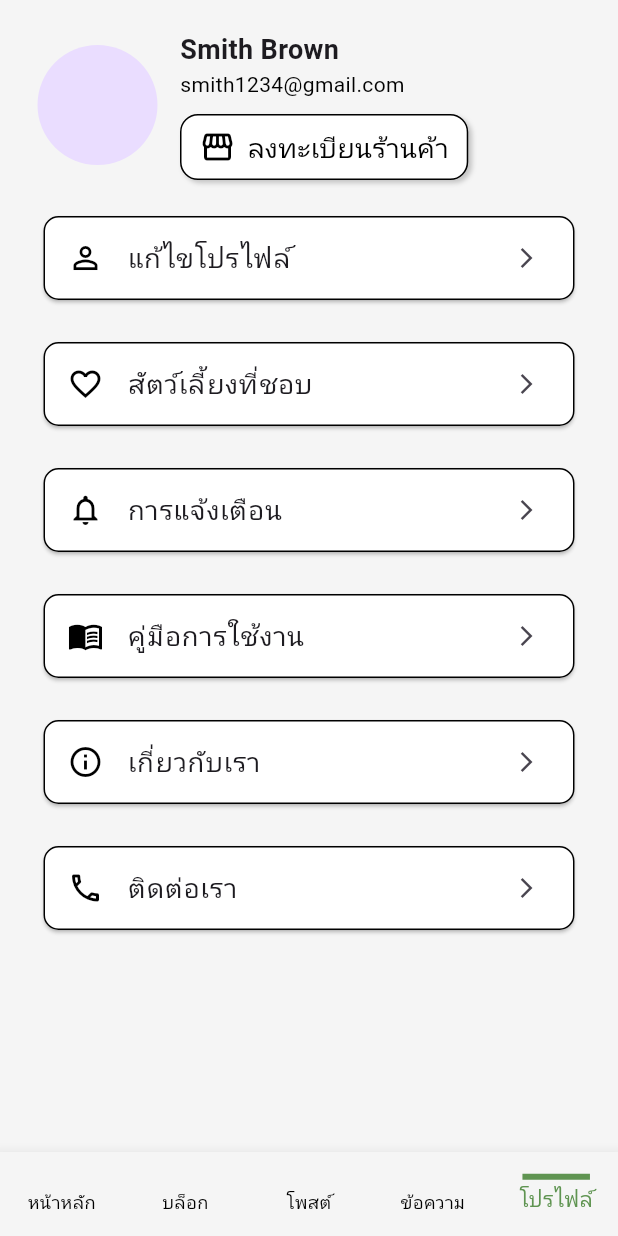
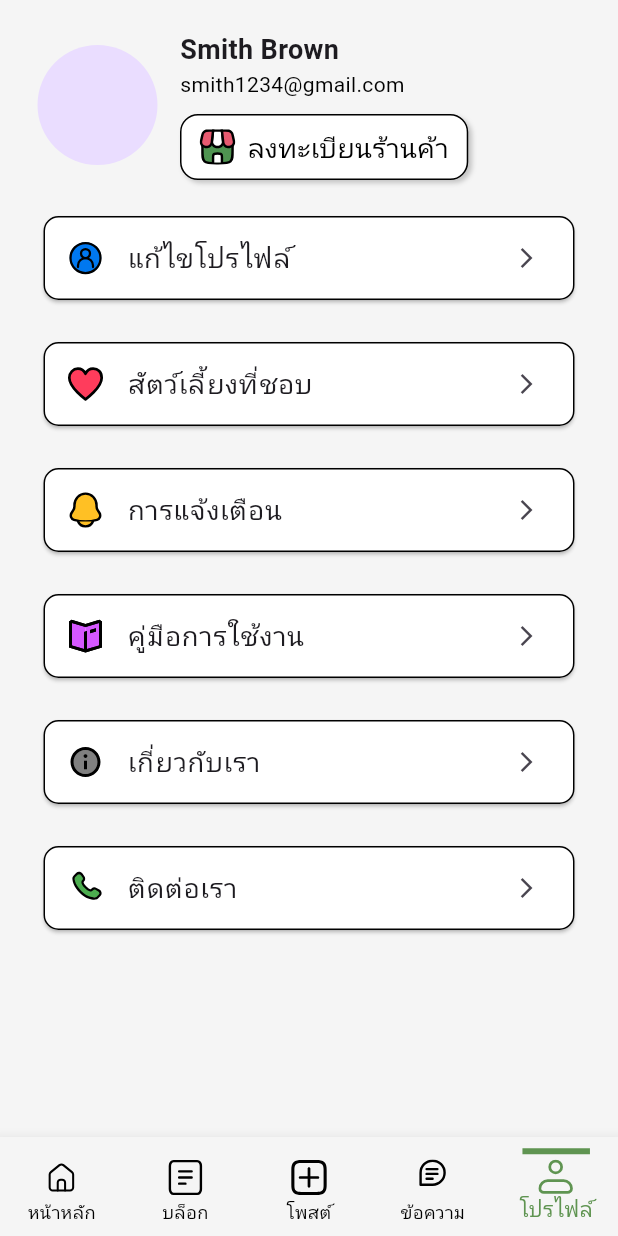
Before and after one commit to kanggarr/petvillage_app, a Flutter app: the screen it shows after launch, item 5 of the bottom bar chosen, on a phone screen of 412 x 824 dp. Run offline on Flutter 3.47's test engine with Material 3 defaults, Android fonts, the light colour scheme and no system bars; our stand-ins replace dropdown_button2, flutter_svg, stacked, stacked_services, stacked_shared.

Commit message:
update icon

```diff
--- a/lib/ui/common/assets.dart
+++ b/lib/ui/common/assets.dart
@@ -16,6 +16,19 @@ class Assets {
 
   static String assetsIconsPawIcon = 'assets/icons/paw_icon.svg';
 
+  static String assetsIconsShopIcon = 'assets/icons/shop_icon.svg';
+
+  static String assetsIconsEditProfileIcon =
+      'assets/icons/edit_profile_icon.svg';
+
+  static String assetsIconsFavoriteIcon = 'assets/icons/favorite_icon.svg';
+
+  static String assetsIconsUserManualIcon = 'assets/icons/user_manual_icon.svg';
+
+  static String assetsIconsAboutUsIcon = 'assets/icons/info_icon.svg';
+
+  static String assetsIconsPhoneIcon = 'assets/icons/phone_icon.svg';
+
   static String assetsIconsDogIcon = 'assets/icons/dog_icon.svg';
 
   static String assetsIconsCatIcon = 'assets/icons/cat_icon.svg';
--- a/lib/ui/views/home/home_view.dart
+++ b/lib/ui/views/home/home_view.dart
@@ -18,9 +18,53 @@ class HomeView extends StackedView<HomeViewModel> {
   ) {
     return Scaffold(
       appBar: AppBar(
-        title: const Text('สวัสดี, ผู้ใช้งาน'),
-        actions: [SvgPicture.asset(Assets.assetsIconsNotificationIcon)],
+        backgroundColor: const Color(0xFFF5F5F5),
+        automaticallyImplyLeading: false,
+        title: Row(
+          mainAxisAlignment: MainAxisAlignment.spaceBetween,
+          children: [
+            const Row(
+              children: [
+                CircleAvatar(
+                  radius: 24,
+                  backgroundImage: AssetImage(
+                      'assets/images/avatar.png'), // TODO: รอเอารูปจาก database
+                ),
+                SizedBox(width: 12),
+                Column(
+                  crossAxisAlignment: CrossAxisAlignment.start,
+                  children: [
+                    Text(
+                      'Hi, Smith', // TODO: รอชื่อจาก database
+                      style: TextStyle(
+                        fontSize: 20,
+                        fontWeight: FontWeight.bold,
+                        color: Colors.black,
+                      ),
+                    ),
+                    Text(
+                      'General user',
+                      style: TextStyle(
+                        fontSize: 14,
+                        color: Colors.grey,
+                      ),
+                    ),
+                  ],
+                ),
+              ],
+            ),
+            GestureDetector(
+              onTap: () {},
+              child: SvgPicture.asset(
+                Assets.assetsIconsNotificationIcon,
+                width: 24,
+                height: 24,
+              ),
+            ),
+          ],
+        ),
       ),
+      backgroundColor: const Color(0xFFF5F5F5),
       body: Padding(
         padding: const EdgeInsets.all(16.0),
         child: Column(
@@ -97,40 +141,14 @@ class HomeView extends StackedView<HomeViewModel> {
                 ),
                 itemCount: 8,
                 itemBuilder: (context, index) {
-                  return _buildCard();
+                  return PetCard(
+                    onPressed: viewModel.navigateToPetDetail,
+                  );
                 },
               ),
             ),
           ],
         ),
-      ),
-    );
-  }
-
-  Widget _categoryIcon(IconData icon, String label, Color color) {
-    return Column(
-      children: [
-        CircleAvatar(
-          backgroundColor: color,
-          radius: 24,
-          child: Icon(icon, color: Colors.white),
-        ),
-        const SizedBox(height: 8),
-        Text(label),
-      ],
-    );
-  }
-
-  Widget _buildCard() {
-    return const Card(
-      elevation: 4,
-      child: Column(
-        mainAxisAlignment: MainAxisAlignment.center,
-        children: [
-          Icon(Icons.image, size: 40),
-          SizedBox(height: 8),
-          Text('...ข้อมูลเพิ่มเติม...', textAlign: TextAlign.center),
-        ],
       ),
     );
   }
--- a/lib/ui/views/main/main_view.dart
+++ b/lib/ui/views/main/main_view.dart
@@ -46,13 +46,13 @@ class MainView extends StackedView<MainViewModel> {
                       ),
                     )
                   else
-                    const SizedBox(height: 8), // เว้นช่องว่างให้เท่ากัน
-                  // SvgPicture.asset(
-                  //   viewModel.pagesIcon[index],
-                  //   // color: isSelected ? Color(0xFF5F9451) : Colors.black,s
-                  //   height: 24,
-                  //   width: 24,
-                  // ),
+                    const SizedBox(height: 8),
+                  SvgPicture.asset(
+                    viewModel.pagesIcon[index],
+                    color: isSelected ? const Color(0xFF5F9451) : Colors.black,
+                    height: 24,
+                    width: 24,
+                  ),
                 ],
               ),
               label: viewModel.pagesLabel[index],
--- a/lib/ui/views/main/main_viewmodel.dart
+++ b/lib/ui/views/main/main_viewmodel.dart
@@ -1,4 +1,5 @@
 import 'package:flutter/material.dart';
+import 'package:petvillage_app/ui/common/assets.dart';
 import 'package:petvillage_app/ui/views/blog/blog_view.dart';
 import 'package:petvillage_app/ui/views/home/home_view.dart';
 import 'package:petvillage_app/ui/views/message/message_view.dart';
@@ -23,13 +24,13 @@ class MainViewModel extends BaseViewModel {
     'โปรไฟล์'
   ];
 
-  // List<String> pagesIcon = [
-  //   'assets/icons/home_icon.svg',
-  //   'assets/icons/blog_icon.svg',
-  //   'assets/icons/post_icon.svg',
-  //   'assets/icons/message_icon.svg',
-  //   'assets/icons/profile_icon.svg',
-  // ];
+  List<String> pagesIcon = [
+    Assets.assetsIconsHomeIcon,
+    Assets.assetsIconsBlogIcon,
+    Assets.assetsIconsPostIcon,
+    Assets.assetsIconsMessageIcon,
+    Assets.assetsIconsProfileIcon
+  ];
 
   int _currentPage = 0;
 
--- a/lib/ui/views/profile/profile_view.dart
+++ b/lib/ui/views/profile/profile_view.dart
@@ -1,4 +1,5 @@
 import 'package:flutter/material.dart';
+import 'package:petvillage_app/ui/common/assets.dart';
 import 'package:petvillage_app/ui/widgets/profile_header.dart';
 import 'package:petvillage_app/ui/widgets/profile_menu.dart';
 import 'package:stacked/stacked.dart';
@@ -14,7 +15,7 @@ class ProfileView extends StackedView<ProfileViewModel> {
     Widget? child,
   ) {
     return Scaffold(
-      backgroundColor: Color(0xFFF5F5F5),
+      backgroundColor: const Color(0xFFF5F5F5),
       body: SafeArea(
         child: Padding(
           padding: const EdgeInsets.symmetric(horizontal: 25.0),
@@ -24,37 +25,37 @@ class ProfileView extends StackedView<ProfileViewModel> {
               const ProfileHeader(),
               const SizedBox(height: 20),
               ProfileMenuItem(
-                icon: Icons.person_outline,
+                icon: Assets.assetsIconsEditProfileIcon,
                 title: "แก้ไขโปรไฟล์",
                 onPressed: viewModel.navigateToEditProfile,
               ),
               const SizedBox(height: 20),
               ProfileMenuItem(
-                icon: Icons.favorite_border,
+                icon: Assets.assetsIconsFavoriteIcon,
                 title: "สัตว์เลี้ยงที่ชอบ",
                 onPressed: () {},
               ),
               const SizedBox(height: 20),
               ProfileMenuItem(
-                icon: Icons.notifications_outlined,
+                icon: Assets.assetsIconsNotificationIcon,
                 title: "การแจ้งเตือน",
                 onPressed: () {},
               ),
               const SizedBox(height: 20),
               ProfileMenuItem(
-                icon: Icons.menu_book_outlined,
+                icon: Assets.assetsIconsUserManualIcon,
                 title: "คู่มือการใช้งาน",
                 onPressed: () {},
               ),
               const SizedBox(height: 20),
               ProfileMenuItem(
-                icon: Icons.info_outline,
+                icon: Assets.assetsIconsAboutUsIcon,
                 title: "เกี่ยวกับเรา",
                 onPressed: () {},
               ),
               const SizedBox(height: 20),
               ProfileMenuItem(
-                icon: Icons.phone_outlined,
+                icon: Assets.assetsIconsPhoneIcon,
                 title: "ติดต่อเรา",
                 onPressed: () {},
               ),
--- a/lib/ui/widgets/profile_menu.dart
+++ b/lib/ui/widgets/profile_menu.dart
@@ -1,7 +1,8 @@
 import 'package:flutter/material.dart';
+import 'package:flutter_svg/svg.dart';
 
 class ProfileMenuItem extends StatelessWidget {
-  final IconData icon;
+  final String icon;
   final String title;
   final VoidCallback onPressed;
 
@@ -21,7 +22,7 @@ class ProfileMenuItem extends StatelessWidget {
         side: const BorderSide(color: Color(0xFF000000)),
       ),
       child: ListTile(
-        leading: Icon(icon, color: Colors.black),
+        leading: SvgPicture.asset(icon, width: 24, height: 24),
         title: Text(
           title,
           style: const TextStyle(fontSize: 18),
--- a/lib/ui/widgets/profile_register_store.dart
+++ b/lib/ui/widgets/profile_register_store.dart
@@ -1,4 +1,6 @@
 import 'package:flutter/material.dart';
+import 'package:flutter_svg/svg.dart';
+import 'package:petvillage_app/ui/common/assets.dart';
 
 class RegisterStoreButton extends StatelessWidget {
   final VoidCallback onTap;
@@ -17,18 +19,18 @@ class RegisterStoreButton extends StatelessWidget {
           border: Border.all(color: Colors.black, width: 1),
           boxShadow: [
             BoxShadow(
-              color: Color(0xFF000000).withOpacity(0.2),
+              color: const Color(0xFF000000).withOpacity(0.2),
               offset: const Offset(2, 2),
               blurRadius: 2,
             ),
           ],
         ),
-        child: const Row(
+        child: Row(
           mainAxisSize: MainAxisSize.min,
           children: [
-            Icon(Icons.storefront, color: Colors.black, size: 24),
-            SizedBox(width: 8),
-            Text(
+            SvgPicture.asset(Assets.assetsIconsShopIcon, width: 24, height: 24),
+            const SizedBox(width: 8),
+            const Text(
               "ลงทะเบียนร้านค้า",
               style: TextStyle(
                 fontSize: 18,
--- a/pubspec.yaml
+++ b/pubspec.yaml
@@ -25,3 +25,6 @@ dev_dependencies:
 
 flutter:
   uses-material-design: true
+
+  assets:
+    - assets/icons/
```
Also changed, not shown: lib/ui/views/blog/blog_view.dart (+47 -8 lines), assets/icons/edit_profile_icon.svg (added), assets/icons/favorite_icon.svg (added), assets/icons/info_icon.svg (added), assets/icons/notification_icon.svg, assets/icons/phone_icon.svg (added), assets/icons/shop_icon.svg (added), assets/icons/user_manual_icon.svg (added), lib/app/app.dart (line endings or trailing spaces).
